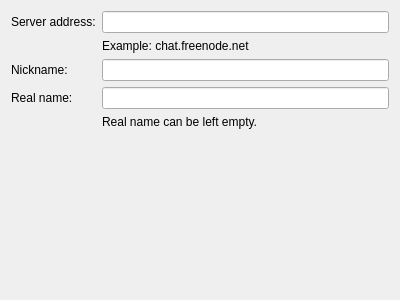
First picture: the form in idle/main-options-widget.ui, repository KDE/ktp-accounts-kcm, before the edit.
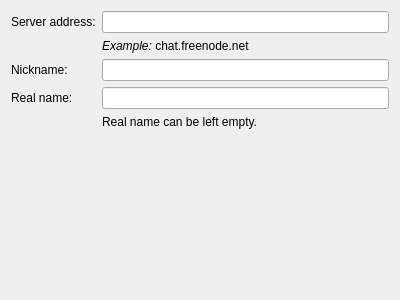
Second picture: the form after the edit. Custom widgets are drawn as their Qt base class.

Commit message: UI fine-tuning, add parameter validation

```diff
--- a/idle/main-options-widget.ui
+++ b/idle/main-options-widget.ui
@@ -33,7 +33,7 @@
    <item row="1" column="1">
     <widget class="QLabel" name="label">
      <property name="text">
-      <string>Example: chat.freenode.net</string>
+      <string>&lt;i&gt;Example:&lt;/i&gt; chat.freenode.net</string>
      </property>
     </widget>
    </item>
```
The commit also changes 3 other files.
